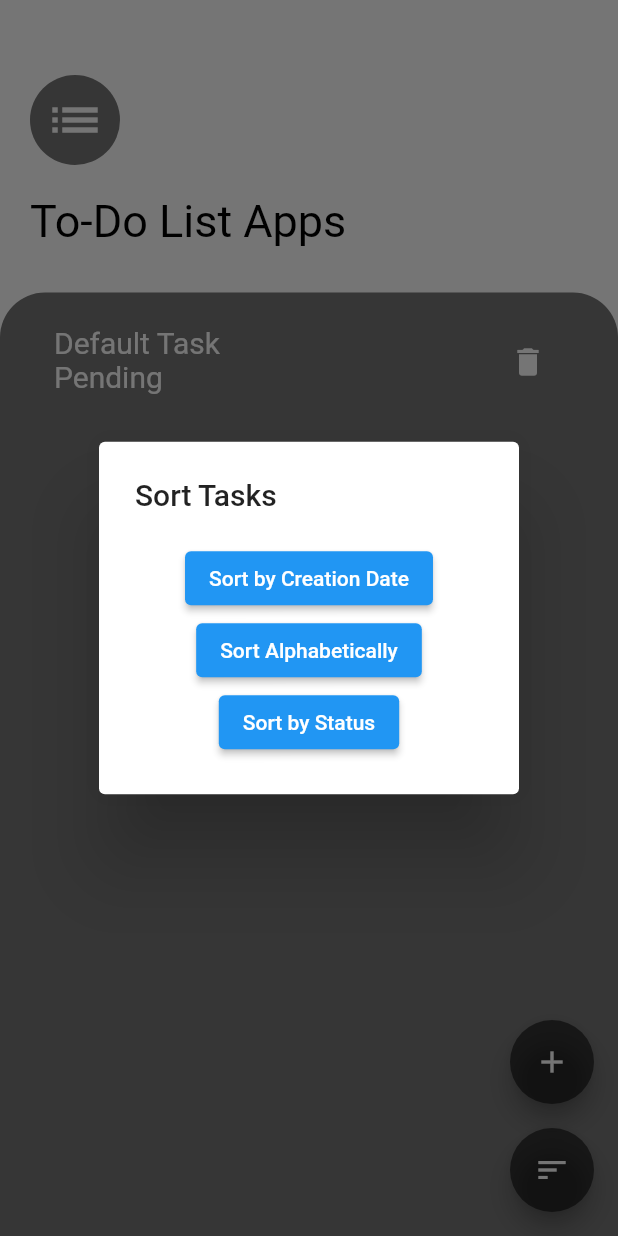
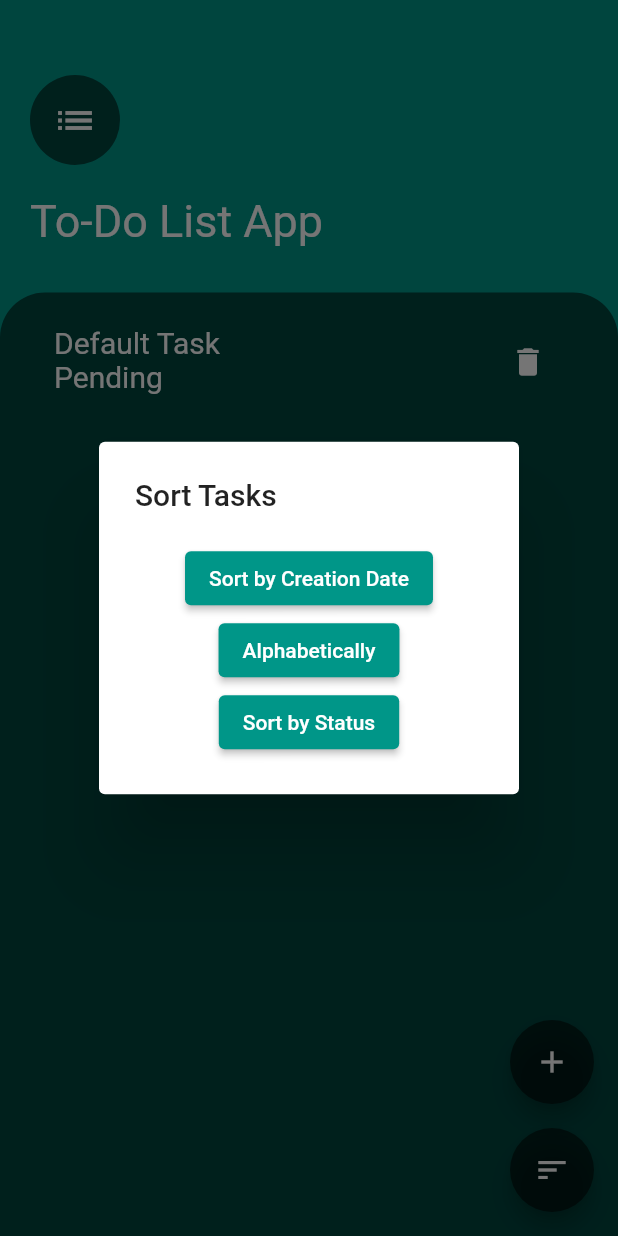
Before and after one commit to ChristianAsilo/To-Do-List-App, a Flutter app: the screen it shows after launch, after a tap on the "sort" icon, on a phone screen of 412 x 824 dp. Run offline on Flutter 3.47's test engine with Material 2 defaults, Android fonts, the phone set to English and light mode, and no system bars.

Commit message:
feat: Added hard coded string into constants - Created Icon constants - Created Int constants - Created String constants - Modiefied App Background Color

```diff
--- a/lib/feature/to_do_app_home_page.dart
+++ b/lib/feature/to_do_app_home_page.dart
@@ -2,8 +2,11 @@ import 'package:flutter/material.dart';
 import 'package:todo_list_app/model/list_model.dart';
 import 'package:todo_list_app/provider/task_management.dart';
 import 'package:todo_list_app/utils/app_theme.dart';
+import 'package:todo_list_app/utils/icon_constants.dart';
+import 'package:todo_list_app/utils/int_constants.dart';
 import 'package:todo_list_app/utils/spacing.dart';
 import 'package:provider/provider.dart';
+import 'package:todo_list_app/utils/string_constants.dart';
 import 'package:todo_list_app/widget/confirm_delete.dart';
 import 'package:todo_list_app/widget/floating_action_button.dart';
 import 'package:todo_list_app/widget/sort_task_dialog.dart';
@@ -18,34 +21,34 @@ class TodoAppHomePage extends StatelessWidget {
     return Consumer<TaskManagement>(
       builder: (context, taskManagement, child) {
         return Scaffold(
-          backgroundColor: Colors.white,
+          backgroundColor: Colors.teal,
           body: SafeArea(
             child: Column(
               crossAxisAlignment: CrossAxisAlignment.start,
               children: [
                 Container(
                   padding: const EdgeInsets.only(
-                    left: 20,
-                    right: 20,
-                    top: 50,
-                    bottom: 30,
+                    left: defaultTwenty,
+                    right: defaultTwenty,
+                    top: defaultFifty,
+                    bottom: defaultThirty,
                   ),
                   child: Column(
                     crossAxisAlignment: CrossAxisAlignment.start,
                     children: [
                       const CircleAvatar(
                         backgroundColor: Colors.black54,
-                        radius: 30,
+                        radius: defaultThirty,
                         child: Icon(
-                          Icons.list,
-                          size: 40,
+                          listIcon,
+                          size: defaultForty,
                           color: Colors.white,
                         ),
                       ),
-                      const VerticalSpacing(height: 20),
+                      const VerticalSpacing(height: defaultTwenty),
                       Text(
-                        'To-Do List Apps',
-                        style: ToDoAppTheme.lightTextTheme.displayMedium,
+                        todoListAppLabel,
+                        style: ToDoAppTheme.darkTextTheme.displayMedium,
                       ),
                     ],
                   ),
@@ -55,16 +58,18 @@ class TodoAppHomePage extends StatelessWidget {
                     decoration: const BoxDecoration(
                       color: Colors.black54,
                       borderRadius: BorderRadius.only(
-                        topLeft: Radius.circular(30),
-                        topRight: Radius.circular(30),
+                        topLeft: Radius.circular(defaultThirty),
+                        topRight: Radius.circular(defaultThirty),
                       ),
                     ),
+
+                    //Display List of Task
                     child: ListView.builder(
                       itemCount: taskManagement.taskList.length,
                       itemBuilder: (context, index) {
                         final task = taskManagement.taskList[index];
                         return Padding(
-                          padding: const EdgeInsets.only(left: 20, right: 20, top: 10),
+                          padding: const EdgeInsets.only(left: defaultTwenty, right: defaultTwenty, top: defaultTen),
                           child: ListTile(
                             onTap: () {
                               showDialog(
@@ -79,7 +84,7 @@ class TodoAppHomePage extends StatelessWidget {
                             title: Text(task.text, style: ToDoAppTheme.darkTextTheme.displaySmall),
                             subtitle: Text(task.status.statusText, style: ToDoAppTheme.darkTextTheme.bodySmall),
                             trailing: IconButton(
-                              icon: const Icon(Icons.delete, color: Colors.white),
+                              icon: const Icon(deleteIcon, color: Colors.white),
                               onPressed: () {
                                 showDialog(
                                   context: context,
--- a/lib/model/list_model.dart
+++ b/lib/model/list_model.dart
@@ -1,20 +1,23 @@
+import 'package:todo_list_app/utils/string_constants.dart';
+
 enum TaskStatus {
   done,
   pending,
   inProgress,
 }
 
+//Display Task Status Label
 extension TaskStatusExtension on TaskStatus {
   String get statusText {
     switch (this) {
       case TaskStatus.done:
-        return 'Done';
+        return doneLabel;
       case TaskStatus.pending:
-        return 'Pending';
+        return pendingLabel;
       case TaskStatus.inProgress:
-        return 'In Progress';
+        return inProgressLabel;
       default:
-        return '';
+        return emptyString;
     }
   }
 }
--- a/lib/provider/task_management.dart
+++ b/lib/provider/task_management.dart
@@ -1,16 +1,24 @@
 import 'package:flutter/material.dart';
 import 'package:todo_list_app/model/list_model.dart';
+import 'package:todo_list_app/utils/string_constants.dart';
 
 class TaskManagement extends ChangeNotifier {
+  //List of Task
   List<ListModel> taskList = [
-    ListModel(text: 'Default Task', creationDate: DateTime.now(), status: TaskStatus.pending)
+    ListModel(
+      text: defaultTaskLabel,
+      creationDate: DateTime.now(),
+      status: TaskStatus.pending,
+    )
   ];
 
+  //Update Task Status
   void updateTaskStatus(ListModel task, TaskStatus newStatus) {
     task.status = newStatus;
     notifyListeners();
   }
 
+  //Add new Task
   void addTask(String text) {
     taskList.add(ListModel(
       text: text,
@@ -19,21 +27,25 @@ class TaskManagement extends ChangeNotifier {
     notifyListeners();
   }
 
+  //Delete Specific Task
   void deleteTask(ListModel task) {
     taskList.remove(task);
     notifyListeners();
   }
 
+  //Sort Task By Creation Date
   void sortTaskByCreationDate() {
     taskList.sort();
     notifyListeners();
   }
 
+  //Sort Task Alphabetically
   void sortTasksAlphabetically() {
     taskList.sort((a, b) => a.text.compareTo(b.text));
     notifyListeners();
   }
 
+  //Sort Task by Status
   void sortTasksByStatus() {
     taskList.sort((a, b) => a.status.index.compareTo(b.status.index));
     notifyListeners();
--- /dev/null
+++ b/lib/utils/icon_constants.dart
@@ -0,0 +1,6 @@
+import 'package:flutter/material.dart';
+
+const sortIcon = Icons.sort;
+const addIcon = Icons.add;
+const listIcon = Icons.list;
+const deleteIcon = Icons.delete;
--- /dev/null
+++ b/lib/utils/int_constants.dart
@@ -0,0 +1,10 @@
+// CustomFloatingActionButton
+const double defaultSixTeen = 16;
+
+//TodoAppHomePage
+const double defaultTen = 10;
+const double defaultTwenty = 20;
+const double defaultTwentyFive = 25;
+const double defaultThirty = 30;
+const double defaultForty = 30;
+const double defaultFifty = 50;
--- /dev/null
+++ b/lib/utils/string_constants.dart
@@ -0,0 +1,29 @@
+//TaskStatusDialog & List Model
+const updateStatusLabel = 'Update Task Status';
+const doneLabel = 'Done';
+const pendingLabel = 'Pending';
+const inProgressLabel = 'In Progress';
+const updateLabel = 'Update';
+const emptyString = '';
+
+//SortTasksDialog
+const sortTaskLabel = 'Sort Tasks';
+const sortCreationDateLabel = 'Sort by Creation Date';
+const sortAlphabeticallyLabel = 'Alphabetically';
+const sortStatusLabel = 'Sort by Status';
+
+//ConfirmationDialog
+const confirmDeleteLabel = 'Confirm Delete';
+const deleteTaskLabel = 'Are you sure you want to delete this task?';
+const cancelLabel = 'Cancel';
+const deleteLabel = 'Delete';
+
+//TaskManagement
+const defaultTaskLabel = 'Default Task';
+
+//TodoAppHomePage
+const todoListAppLabel = 'To-Do List App';
+
+//AddTaskView
+const addTaskLabel = 'Add Task';
+const enterTaskLabel = 'Enter Task';
--- a/lib/widget/floating_action_button.dart
+++ b/lib/widget/floating_action_button.dart
@@ -1,4 +1,7 @@
 import 'package:flutter/material.dart';
+import 'package:todo_list_app/utils/int_constants.dart';
+import 'package:todo_list_app/utils/spacing.dart';
+import 'package:todo_list_app/utils/icon_constants.dart';
 
 class CustomFloatingActionButton extends StatelessWidget {
   const CustomFloatingActionButton({
@@ -19,13 +22,13 @@ class CustomFloatingActionButton extends StatelessWidget {
         FloatingActionButton(
           onPressed: onAddPressed,
           backgroundColor: Colors.black54,
-          child: const Icon(Icons.add),
+          child: const Icon(addIcon),
         ),
-        const SizedBox(height: 16),
+        const VerticalSpacing(height: defaultSixTeen),
         FloatingActionButton(
           onPressed: onSortPressed,
           backgroundColor: Colors.black54,
-          child: const Icon(Icons.sort),
+          child: const Icon(sortIcon),
         ),
       ],
     );
--- a/lib/widget/sort_task_dialog.dart
+++ b/lib/widget/sort_task_dialog.dart
@@ -1,5 +1,6 @@
 import 'package:flutter/material.dart';
 import 'package:todo_list_app/provider/task_management.dart';
+import 'package:todo_list_app/utils/string_constants.dart';
 
 class SortTasksDialog extends StatelessWidget {
   const SortTasksDialog({
@@ -18,30 +19,33 @@ class SortTasksDialog extends StatelessWidget {
   @override
   Widget build(BuildContext context) {
     return AlertDialog(
-      title: const Text('Sort Tasks'),
+      title: const Text(sortTaskLabel),
       content: Column(
         mainAxisSize: MainAxisSize.min,
         children: [
           ElevatedButton(
+            style: const ButtonStyle(backgroundColor: MaterialStatePropertyAll(Colors.teal)),
             onPressed: () {
               onSortByCreationDate();
               Navigator.pop(context);
             },
-            child: const Text('Sort by Creation Date'),
+            child: const Text(sortCreationDateLabel),
           ),
           ElevatedButton(
+            style: const ButtonStyle(backgroundColor: MaterialStatePropertyAll(Colors.teal)),
             onPressed: () {
               onSortAlphabetically();
               Navigator.pop(context);
             },
-            child: const Text('Sort Alphabetically'),
+            child: const Text(sortAlphabeticallyLabel),
           ),
           ElevatedButton(
+            style: const ButtonStyle(backgroundColor: MaterialStatePropertyAll(Colors.teal)),
             onPressed: () {
               onSortByStatus();
               Navigator.pop(context);
             },
-            child: const Text('Sort by Status'),
+            child: const Text(sortStatusLabel),
           ),
         ],
       ),
```
Also changed, not shown: lib/feature/add_task_view.dart (+10 -8 lines), lib/widget/confirm_delete.dart (+5 -4 lines), lib/widget/task_status_dialog.dart (+6 -5 lines).
